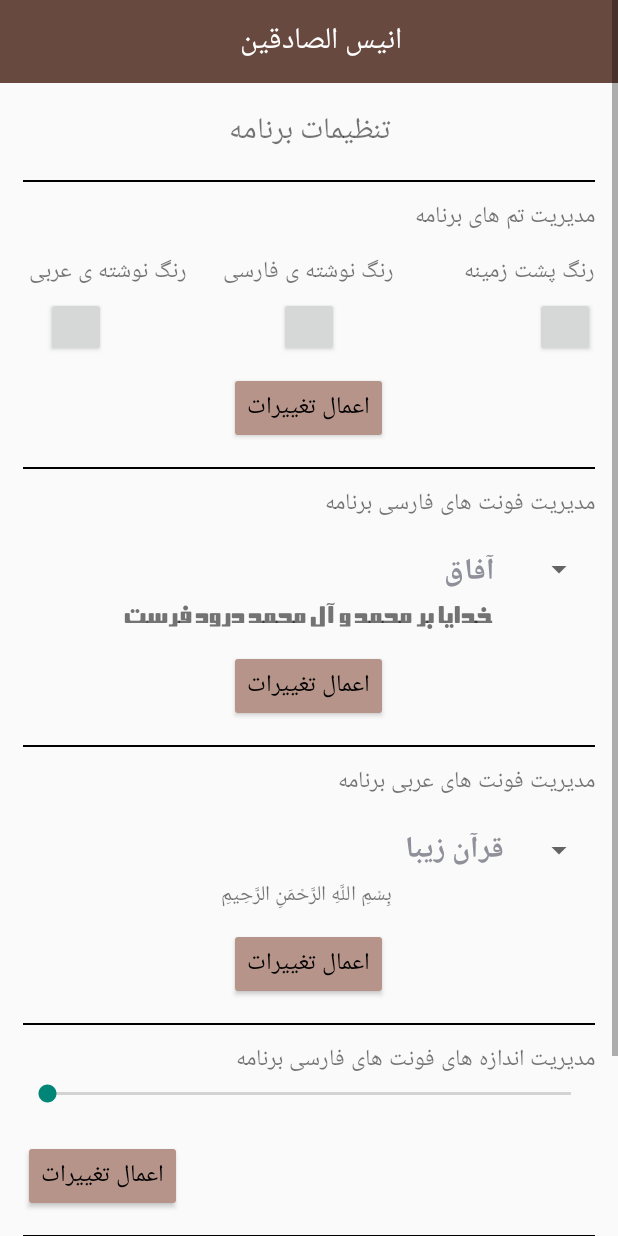
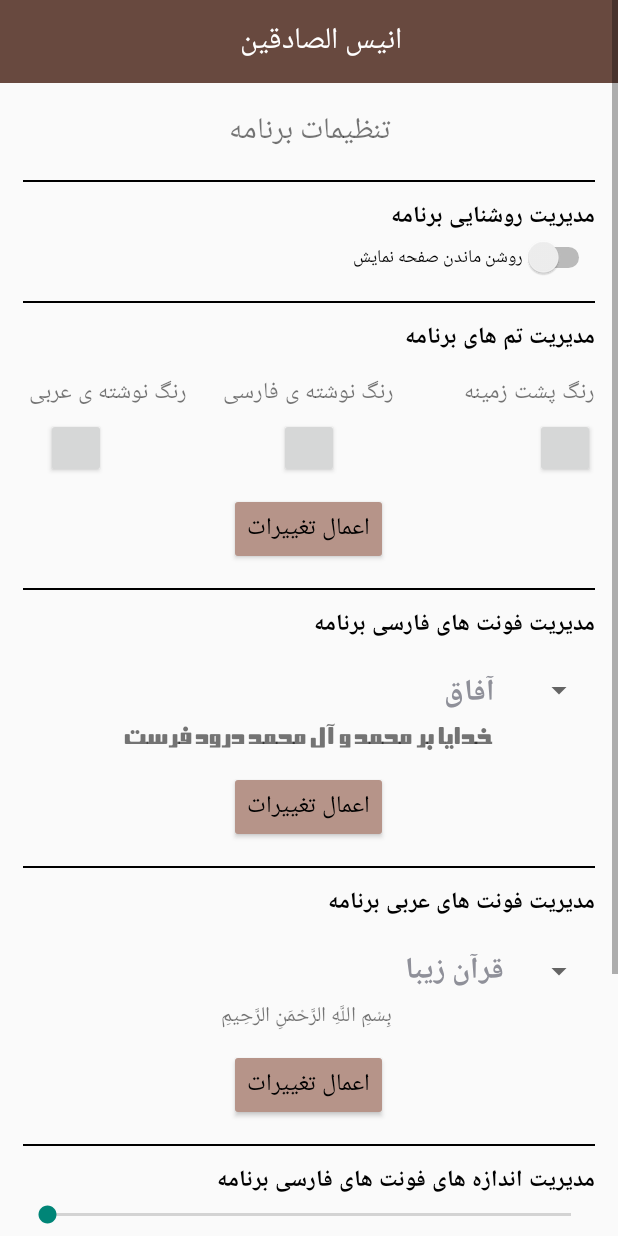
Before and after one commit to reza12345678/AnisBook, an Android app: the SettingActivity screen opened directly, with no data from a screen before it, on a phone screen of 412 x 824 dp. Run offline under Robolectric (Android 15) with nearby library versions, the phone set to English and light mode, and no system bars; libraries missing offline, so code that uses them is left out: com.flask.colorpicker, com.orhanobut.hawk; network calls fail; Roboto replaces fonts that are not available here; 11 statements that could not run were skipped.

Commit message:
working on SettingActivity for lock screen to on display

```diff
--- a/app/src/main/AndroidManifest.xml
+++ b/app/src/main/AndroidManifest.xml
@@ -1,6 +1,8 @@
 <?xml version="1.0" encoding="utf-8"?>
 <manifest xmlns:android="http://schemas.android.com/apk/res/android"
     package="android.app.anisbookupdate">
+
+    <uses-permission android:name="android.permission.WAKE_LOCK" />
 
     <application
         android:name=".Utilities.MyApplication"
@@ -12,7 +14,7 @@
         android:theme="@style/Theme.AnisBookUpdate">
         <activity
             android:name=".SignedActivity"
-            android:theme="@style/Theme.AppCompat.Light.NoActionBar"></activity>
+            android:theme="@style/Theme.AppCompat.Light.NoActionBar" />
         <activity
             android:name=".RelatedActivity"
             android:theme="@style/Theme.AppCompat.Light.NoActionBar" />
@@ -22,11 +24,13 @@
         <activity
             android:name=".SplashActivity"
             android:theme="@style/Theme.AppCompat.Light.NoActionBar">
+
             <intent-filter>
                 <action android:name="android.intent.action.MAIN" />
 
                 <category android:name="android.intent.category.LAUNCHER" />
             </intent-filter>
+
         </activity>
         <activity
             android:name=".SearchingActivity"
--- a/app/src/main/java/android/app/anisbookupdate/SettingActivity.java
+++ b/app/src/main/java/android/app/anisbookupdate/SettingActivity.java
@@ -17,11 +17,14 @@ import android.graphics.Color;
 import android.os.Build;
 import android.os.Bundle;
 import android.view.View;
+import android.view.WindowManager;
 import android.widget.AdapterView;
 import android.widget.Button;
+import android.widget.CompoundButton;
 import android.widget.LinearLayout;
 import android.widget.SeekBar;
 import android.widget.Spinner;
+import android.widget.Switch;
 import android.widget.TextView;
 import android.widget.Toast;
 
@@ -55,6 +58,8 @@ public class SettingActivity extends AppCompatActivity implements View.OnClickLi
     LinearLayout rootView;
 
     String bg_color = null, ft_color_fa = null, ft_color_ab = null;
+
+    Switch swhScreen;
 
     @RequiresApi(api = Build.VERSION_CODES.N)
     @Override
@@ -91,6 +96,16 @@ public class SettingActivity extends AppCompatActivity implements View.OnClickLi
         txtExample_FA = findViewById(R.id.txtExample_FA);
         txtExample_AB = findViewById(R.id.txtExample_AB);
 
+        swhScreen = findViewById(R.id.swhScreenOn);
+        swhScreen.setOnCheckedChangeListener(new CompoundButton.OnCheckedChangeListener() {
+            @Override
+            public void onCheckedChanged(CompoundButton buttonView, boolean isChecked) {
+                if (swhScreen.isChecked()) {
+                    getWindow().addFlags(WindowManager.LayoutParams.FLAG_KEEP_SCREEN_ON);
+                    Toast.makeText(MyApplication.mContex, "با فعال کردن این گزینه تا زمانی که از برنامه استفاده میکنید ،‌صفحه نمایش روشن می ماند", Toast.LENGTH_LONG).show();
+                }
+            }
+        });
 
         sldFontFA.setOnSeekBarChangeListener(new SeekBar.OnSeekBarChangeListener() {
             @Override
--- a/app/src/main/res/layout/activity_setting.xml
+++ b/app/src/main/res/layout/activity_setting.xml
@@ -35,9 +35,9 @@
 
         <LinearLayout
             android:layout_width="match_parent"
+            android:layout_height="wrap_content"
             android:orientation="vertical"
-            android:padding="15dp"
-            android:layout_height="wrap_content">
+            android:padding="15dp">
 
             <TextView
                 android:layout_width="match_parent"
@@ -56,9 +56,42 @@
                 android:layout_width="match_parent"
                 android:layout_height="wrap_content"
                 android:layout_marginTop="10dp"
+                android:text="مدیریت روشنایی برنامه"
+                android:textAlignment="textStart"
+                android:textColor="@color/black"
+                android:textSize="15sp"
+                android:textStyle="bold" />
+
+            <RelativeLayout
+                android:layout_width="wrap_content"
+                android:layout_height="wrap_content">
+
+                <Switch
+                    android:id="@+id/swhScreenOn"
+                    android:layout_width="wrap_content"
+                    android:layout_height="wrap_content"
+                    android:layout_alignParentRight="true"
+                    android:text="روشن ماندن صفحه نمایش"
+                    android:textSize="12sp" />
+
+            </RelativeLayout>
+
+
+            <View
+                android:layout_width="match_parent"
+                android:layout_height="1dp"
+                android:layout_marginTop="15dp"
+                android:background="@color/black" />
+
+            <TextView
+                android:layout_width="match_parent"
+                android:layout_height="wrap_content"
+                android:layout_marginTop="10dp"
                 android:text="مدیریت تم های برنامه"
                 android:textAlignment="textStart"
-                android:textSize="15sp" />
+                android:textColor="@color/black"
+                android:textSize="15sp"
+                android:textStyle="bold" />
 
 
             <RelativeLayout
@@ -146,7 +179,9 @@
                 android:layout_marginTop="10dp"
                 android:text="مدیریت فونت های فارسی برنامه "
                 android:textAlignment="textStart"
-            android:textSize="15sp" />
+                android:textColor="@color/black"
+                android:textSize="15sp"
+                android:textStyle="bold" />
 
             <RelativeLayout
                 android:layout_width="match_parent"
@@ -198,7 +233,9 @@
                 android:layout_marginTop="10dp"
                 android:text="مدیریت فونت های عربی برنامه "
                 android:textAlignment="textStart"
-            android:textSize="15sp" />
+                android:textColor="@color/black"
+                android:textSize="15sp"
+                android:textStyle="bold" />
 
             <RelativeLayout
                 android:layout_width="match_parent"
@@ -250,7 +287,9 @@
                 android:layout_marginTop="10dp"
                 android:text="مدیریت اندازه های فونت های فارسی برنامه "
                 android:textAlignment="textStart"
-            android:textSize="15sp" />
+                android:textColor="@color/black"
+                android:textSize="15sp"
+                android:textStyle="bold" />
 
 
             <SeekBar
@@ -293,7 +332,9 @@
                 android:layout_marginTop="10dp"
                 android:text="مدیریت اندازه های فونت های عربی برنامه "
                 android:textAlignment="textStart"
-            android:textSize="15sp" />
+                android:textColor="@color/black"
+                android:textSize="15sp"
+                android:textStyle="bold" />
 
             <SeekBar
                 android:id="@+id/sldFontSize_AB"
@@ -326,8 +367,6 @@
         </LinearLayout>
 
 
-
-
     </LinearLayout>
 
 </ScrollView>
```
Also changed, not shown: app/src/main/java/android/app/anisbookupdate/ContainerActivity.java (+25 -4 lines), app/src/main/res/layout/activity_container.xml (+26 -1 lines). Lines whose indentation alone changed are shown as unchanged.
